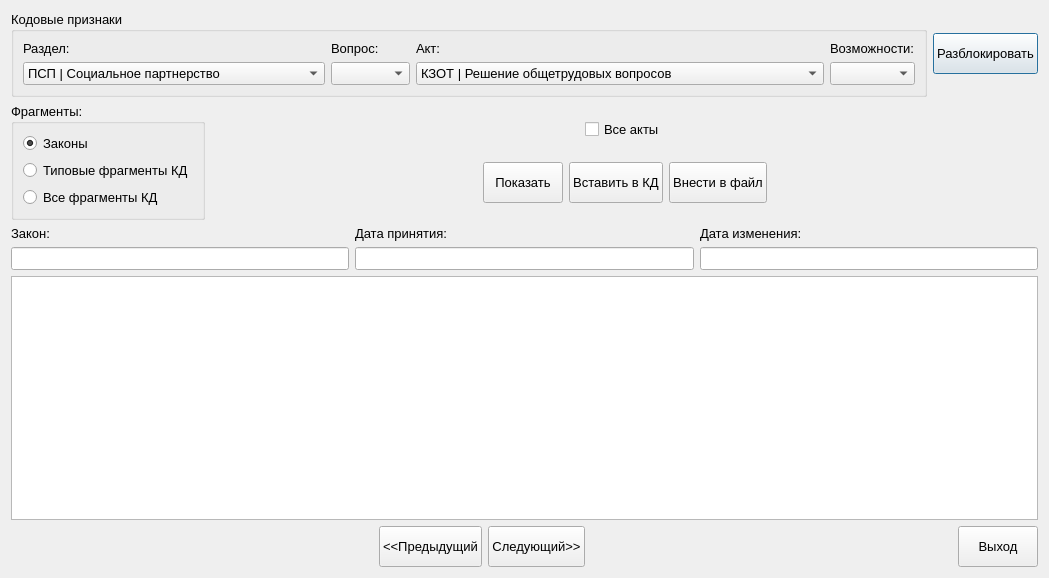
Before: the Qt Designer form knowledgebase.ui in YakSid/KDC_RSREU, drawn with Qt 5.
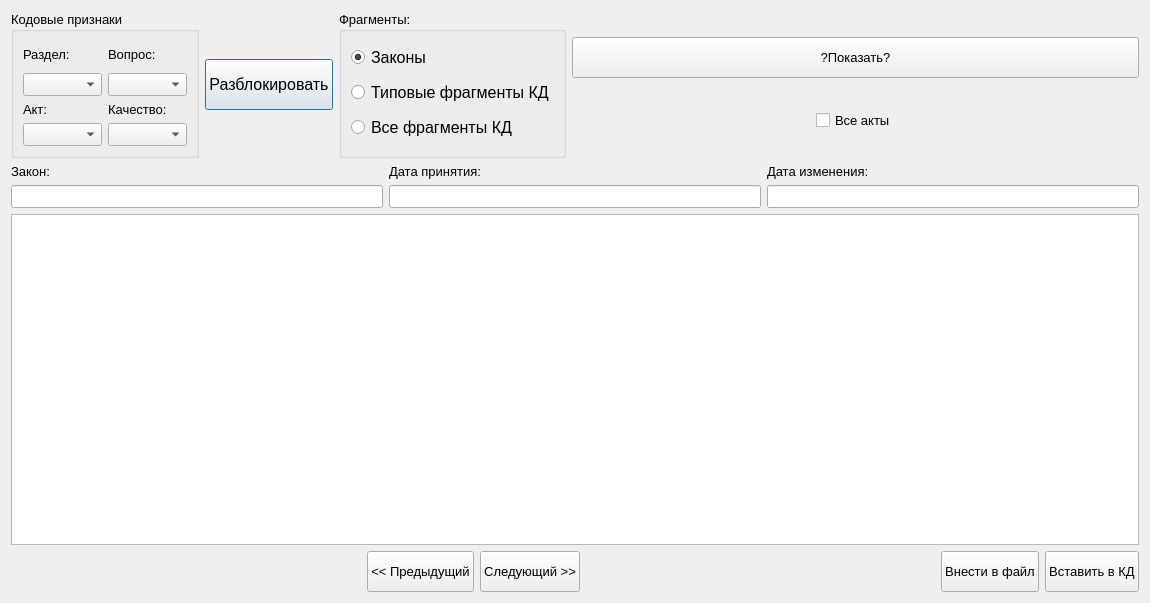
After: the same form once the commit is applied.

```diff
--- a/knowledgebase.ui
+++ b/knowledgebase.ui
@@ -6,8 +6,8 @@
    <rect>
     <x>0</x>
     <y>0</y>
-    <width>960</width>
-    <height>578</height>
+    <width>1150</width>
+    <height>603</height>
    </rect>
   </property>
   <property name="font">
@@ -18,23 +18,10 @@
   <property name="windowTitle">
    <string>База знаний</string>
   </property>
-  <layout class="QVBoxLayout" name="verticalLayout_11">
-   <item>
-    <layout class="QGridLayout" name="gridLayout_2">
-     <item row="0" column="2">
-      <widget class="QPushButton" name="pushButton">
-       <property name="minimumSize">
-        <size>
-         <width>0</width>
-         <height>41</height>
-        </size>
-       </property>
-       <property name="text">
-        <string>Разблокировать</string>
-       </property>
-      </widget>
-     </item>
-     <item row="0" column="0">
+  <layout class="QGridLayout" name="gridLayout_3">
+   <item row="0" column="0">
+    <layout class="QHBoxLayout" name="horizontalLayout_4">
+     <item>
       <widget class="QGroupBox" name="groupBox">
        <property name="font">
         <font>
@@ -57,63 +44,21 @@
              </widget>
             </item>
             <item>
-             <widget class="QComboBox" name="comboBox">
+             <widget class="QComboBox" name="razdel"/>
+            </item>
+            <item>
+             <layout class="QVBoxLayout" name="verticalLayout_3">
               <item>
-               <property name="text">
-                <string>ПСП | Социальное партнерство</string>
-               </property>
+               <widget class="QLabel" name="label_3">
+                <property name="text">
+                 <string>Акт:</string>
+                </property>
+               </widget>
               </item>
               <item>
-               <property name="text">
-                <string>ДОГ | Трудовой договор, занятость</string>
-               </property>
+               <widget class="QComboBox" name="akt"/>
               </item>
-              <item>
-               <property name="text">
-                <string>РВ | Рабочее время</string>
-               </property>
-              </item>
-              <item>
-               <property name="text">
-                <string>ВО | Время отдыха</string>
-               </property>
-              </item>
-              <item>
-               <property name="text">
-                <string>ГДП | Гарантии профкома</string>
-               </property>
-              </item>
-              <item>
-               <property name="text">
-                <string>ЗП | Заработная плата</string>
-               </property>
-              </item>
-              <item>
-               <property name="text">
-                <string>ОТ | Охрана труда</string>
-               </property>
-              </item>
-              <item>
-               <property name="text">
-                <string>ТСП | Трудовые споры</string>
-               </property>
-              </item>
-              <item>
-               <property name="text">
-                <string>СЦ | Социально-бытовое обслуживание</string>
-               </property>
-              </item>
-              <item>
-               <property name="text">
-                <string>ТОК | Труд отдельных категорий работников</string>
-               </property>
-              </item>
-              <item>
-               <property name="text">
-                <string>ПР | Произв. экон. вопросы</string>
-               </property>
-              </item>
-             </widget>
+             </layout>
             </item>
            </layout>
           </item>
@@ -129,54 +74,19 @@
             <item>
              <widget class="QComboBox" name="comboBox_2"/>
             </item>
-           </layout>
-          </item>
-          <item>
-           <layout class="QVBoxLayout" name="verticalLayout_3">
             <item>
-             <widget class="QLabel" name="label_3">
-              <property name="text">
-               <string>Акт:</string>
-              </property>
-             </widget>
-            </item>
-            <item>
-             <widget class="QComboBox" name="comboBox_3">
+             <layout class="QVBoxLayout" name="verticalLayout_4">
               <item>
-               <property name="text">
-                <string>КЗОТ | Решение общетрудовых вопросов</string>
-               </property>
+               <widget class="QLabel" name="label_4">
+                <property name="text">
+                 <string>Качество:</string>
+                </property>
+               </widget>
               </item>
               <item>
-               <property name="text">
-                <string>ОБР | Решение отраслевых вопросов (образования)</string>
-               </property>
+               <widget class="QComboBox" name="quality"/>
               </item>
-              <item>
-               <property name="text">
-                <string>ОТС | Решение по вопросам Отраслевого соглашения</string>
-               </property>
-              </item>
-              <item>
-               <property name="text">
-                <string>ТРОТС | решение по вопросам Территориального соглашения</string>
-               </property>
-              </item>
-             </widget>
-            </item>
-           </layout>
-          </item>
-          <item>
-           <layout class="QVBoxLayout" name="verticalLayout_4">
-            <item>
-             <widget class="QLabel" name="label_4">
-              <property name="text">
-               <string>Возможности:</string>
-              </property>
-             </widget>
-            </item>
-            <item>
-             <widget class="QComboBox" name="comboBox_4"/>
+             </layout>
             </item>
            </layout>
           </item>
@@ -185,66 +95,97 @@
        </layout>
       </widget>
      </item>
-     <item row="0" column="1">
-      <spacer name="horizontalSpacer_3">
-       <property name="orientation">
-        <enum>Qt::Horizontal</enum>
-       </property>
-       <property name="sizeHint" stdset="0">
+     <item>
+      <widget class="QPushButton" name="pushButton">
+       <property name="minimumSize">
         <size>
-         <width>40</width>
-         <height>20</height>
+         <width>0</width>
+         <height>51</height>
         </size>
        </property>
-      </spacer>
+       <property name="font">
+        <font>
+         <pointsize>12</pointsize>
+        </font>
+       </property>
+       <property name="text">
+        <string>Разблокировать</string>
+       </property>
+      </widget>
      </item>
-    </layout>
-   </item>
-   <item>
-    <layout class="QHBoxLayout" name="horizontalLayout_7">
      <item>
       <widget class="QGroupBox" name="groupBox_2">
+       <property name="minimumSize">
+        <size>
+         <width>0</width>
+         <height>147</height>
+        </size>
+       </property>
        <property name="title">
         <string>Фрагменты:</string>
        </property>
-       <layout class="QVBoxLayout" name="verticalLayout_10">
-        <item>
-         <layout class="QVBoxLayout" name="verticalLayout_5">
-          <item>
-           <widget class="QRadioButton" name="radioButton">
-            <property name="text">
-             <string>Законы</string>
-            </property>
-            <property name="checked">
-             <bool>true</bool>
-            </property>
-           </widget>
-          </item>
-          <item>
-           <widget class="QRadioButton" name="radioButton_2">
-            <property name="text">
-             <string>Типовые фрагменты КД</string>
-            </property>
-           </widget>
-          </item>
-          <item>
-           <widget class="QRadioButton" name="radioButton_3">
-            <property name="text">
-             <string>Все фрагменты КД</string>
-            </property>
-           </widget>
-          </item>
-         </layout>
+       <layout class="QGridLayout" name="gridLayout_2">
+        <item row="0" column="0">
+         <widget class="QRadioButton" name="radioButton">
+          <property name="font">
+           <font>
+            <pointsize>12</pointsize>
+           </font>
+          </property>
+          <property name="text">
+           <string>Законы</string>
+          </property>
+          <property name="checked">
+           <bool>true</bool>
+          </property>
+         </widget>
+        </item>
+        <item row="1" column="0">
+         <widget class="QRadioButton" name="radioButton_2">
+          <property name="font">
+           <font>
+            <pointsize>12</pointsize>
+           </font>
+          </property>
+          <property name="text">
+           <string>Типовые фрагменты КД</string>
+          </property>
+         </widget>
+        </item>
+        <item row="2" column="0">
+         <widget class="QRadioButton" name="radioButton_3">
+          <property name="font">
+           <font>
+            <pointsize>12</pointsize>
+           </font>
+          </property>
+          <property name="text">
+           <string>Все фрагменты КД</string>
+          </property>
+         </widget>
         </item>
        </layout>
       </widget>
      </item>
      <item>
-      <layout class="QVBoxLayout" name="verticalLayout_9">
+      <layout class="QVBoxLayout" name="verticalLayout_5">
        <item>
-        <layout class="QHBoxLayout" name="horizontalLayout_4">
+        <widget class="QPushButton" name="pushButton_2">
+         <property name="minimumSize">
+          <size>
+           <width>0</width>
+           <height>41</height>
+          </size>
+         </property>
+         <property name="text">
+          <string>?Показать?</string>
+         </property>
+        </widget>
+       </item>
+       <item>
+        <layout class="QHBoxLayout" name="horizontalLayout_3">
          <item>
-          <spacer name="horizontalSpacer">
+          <spacer name="horizontalSpacer_2">
            <property name="orientation">
             <enum>Qt::Horizontal</enum>
            </property>
@@ -264,76 +205,7 @@
           </widget>
          </item>
          <item>
-          <spacer name="horizontalSpacer_2">
-           <property name="orientation">
-            <enum>Qt::Horizontal</enum>
-           </property>
-           <property name="sizeHint" stdset="0">
-            <size>
-             <width>40</width>
-             <height>20</height>
-            </size>
-           </property>
-          </spacer>
-         </item>
-        </layout>
-       </item>
-       <item>
-        <layout class="QHBoxLayout" name="horizontalLayout_3">
-         <item>
-          <spacer name="horizontalSpacer_6">
-           <property name="orientation">
-            <enum>Qt::Horizontal</enum>
-           </property>
-           <property name="sizeHint" stdset="0">
-            <size>
-             <width>40</width>
-             <height>20</height>
-            </size>
-           </property>
-          </spacer>
-         </item>
-         <item>
-          <widget class="QPushButton" name="pushButton_2">
-           <property name="minimumSize">
-            <size>
-             <width>0</width>
-             <height>41</height>
-            </size>
-           </property>
-           <property name="text">
-            <string>Показать</string>
-           </property>
-          </widget>
-         </item>
-         <item>
-          <widget class="QPushButton" name="pushButton_3">
-           <property name="minimumSize">
-            <size>
-             <width>0</width>
-             <height>41</height>
-            </size>
-           </property>
-           <property name="text">
-            <string>Вставить в КД</string>
-           </property>
-          </widget>
-         </item>
-         <item>
-          <widget class="QPushButton" name="pushButton_4">
-           <property name="minimumSize">
-            <size>
-             <width>0</width>
-             <height>41</height>
-            </size>
-           </property>
-           <property name="text">
-            <string>Внести в файл</string>
-           </property>
-          </widget>
-         </item>
-         <item>
-          <spacer name="horizontalSpacer_7">
+          <spacer name="horizontalSpacer">
            <property name="orientation">
             <enum>Qt::Horizontal</enum>
            </property>
@@ -351,7 +223,7 @@
      </item>
     </layout>
    </item>
-   <item>
+   <item row="1" column="0">
     <layout class="QHBoxLayout" name="horizontalLayout_2">
      <item>
       <layout class="QVBoxLayout" name="verticalLayout_8">
@@ -397,10 +269,10 @@
      </item>
     </layout>
    </item>
-   <item>
+   <item row="2" column="0">
     <widget class="QTextEdit" name="textEdit"/>
    </item>
-   <item>
+   <item row="3" column="0">
     <layout class="QHBoxLayout" name="horizontalLayout_6">
      <item>
       <spacer name="horizontalSpacer_4">
@@ -424,7 +296,7 @@
         </size>
        </property>
        <property name="text">
-        <string>&lt;&lt;Предыдущий</string>
+        <string>&lt;&lt; Предыдущий</string>
        </property>
       </widget>
      </item>
@@ -437,7 +309,7 @@
         </size>
        </property>
        <property name="text">
-        <string>Следующий&gt;&gt;</string>
+        <string>Следующий &gt;&gt;</string>
        </property>
       </widget>
      </item>
@@ -455,7 +327,7 @@
       </spacer>
      </item>
      <item>
-      <widget class="QPushButton" name="pushButton_7">
+      <widget class="QPushButton" name="pushButton_4">
        <property name="minimumSize">
         <size>
          <width>0</width>
@@ -463,7 +335,20 @@
         </size>
        </property>
        <property name="text">
-        <string>Выход</string>
+        <string>Внести в файл</string>
+       </property>
+      </widget>
+     </item>
+     <item>
+      <widget class="QPushButton" name="pushButton_3">
+       <property name="minimumSize">
+        <size>
+         <width>0</width>
+         <height>41</height>
+        </size>
+       </property>
+       <property name="text">
+        <string>Вставить в КД</string>
        </property>
       </widget>
      </item>
```
Left out of the diff: 2 changed lines with no effect on the pictures.
